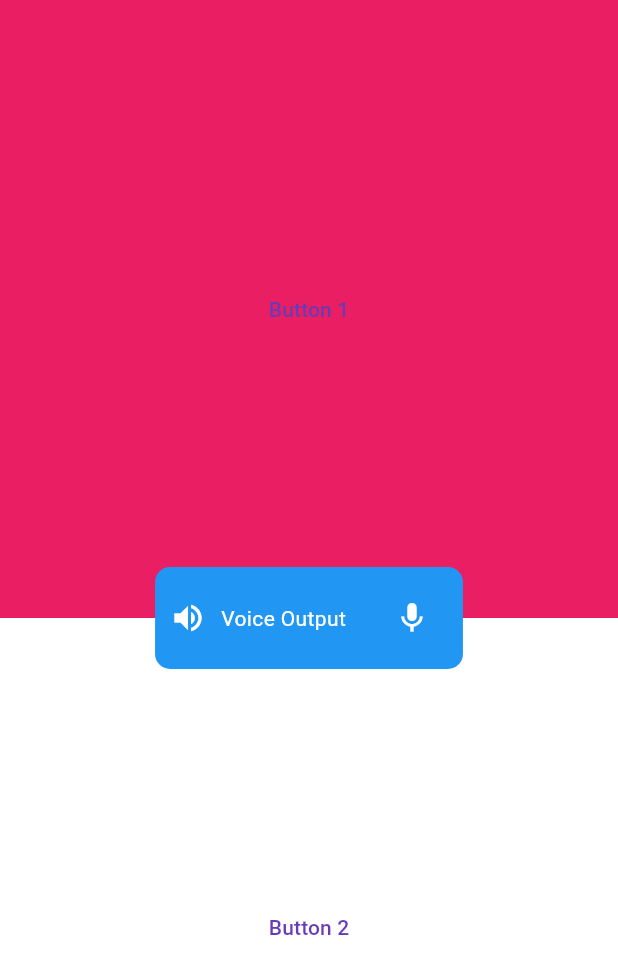
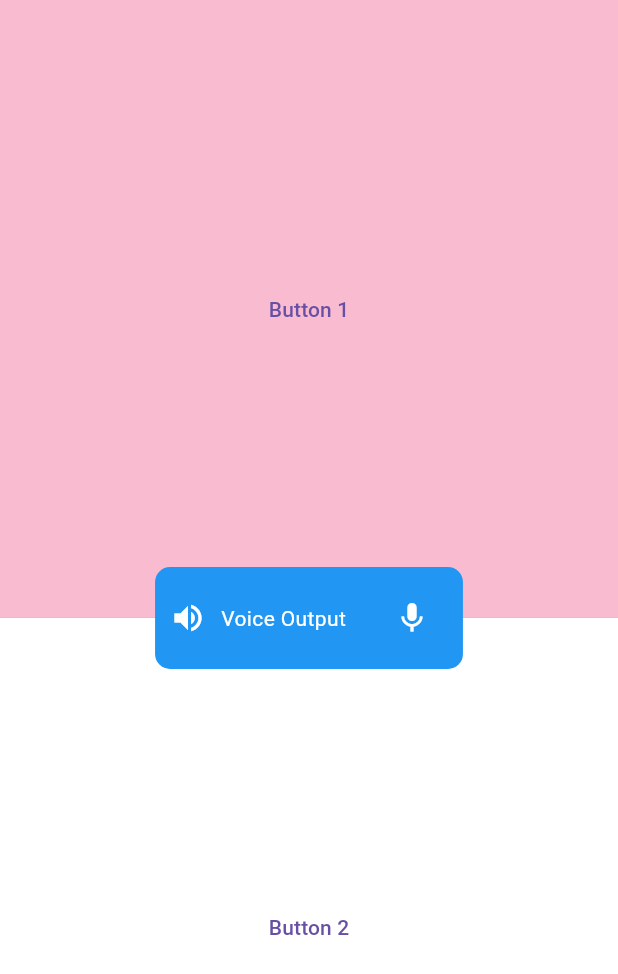
Before and after one commit to disara7/shopsense_app, a Flutter app: the screen it shows after launch, on a phone screen of 412 x 824 dp. Shown: the top 974 px of the screen. Run offline on Flutter 3.47's test engine with Material 3 defaults, Android fonts, the phone set to English and light mode, and no system bars; our stand-ins replace flutter_tts, speech_to_text.

Commit message:
change color

```diff
--- a/lib/main.dart
+++ b/lib/main.dart
@@ -14,8 +14,10 @@ class MyApp extends StatelessWidget {
     return MaterialApp(
       title: 'Flutter Demo',
       theme: ThemeData(
-        colorScheme: ColorScheme.fromSwatch(primarySwatch: Colors.deepPurple),
-        useMaterial3: true,
+        primarySwatch: Colors.purple, // Define the primary color
+        hintColor: Colors.grey, // Define the accent color
+
+        // You can define other properties of the theme here
       ),
       home: const RegisterScreen(), // Use SplashScreen as the home
     );
--- a/lib/register.dart
+++ b/lib/register.dart
@@ -59,6 +59,13 @@ class _RegisterScreenState extends State<RegisterScreen> {
     _speech.stop();
   }
 
+  void speakAnotherSentence() async {
+    // Speak another sentence after the listening part
+    await Future.delayed(
+        Duration(seconds: 1)); // Delay for 1 second before speaking
+    speakSentence("Thank you for providing your name.");
+  }
+
   @override
   Widget build(BuildContext context) {
     return Scaffold(
@@ -73,7 +80,7 @@ class _RegisterScreenState extends State<RegisterScreen> {
                     onPressed: () {},
                     style: ElevatedButton.styleFrom(
                       padding: const EdgeInsets.all(20.0),
-                      backgroundColor: Colors.pink,
+                      backgroundColor: Colors.pink[100],
                       shape: RoundedRectangleBorder(
                         borderRadius: BorderRadius.circular(0),
                       ),
```
